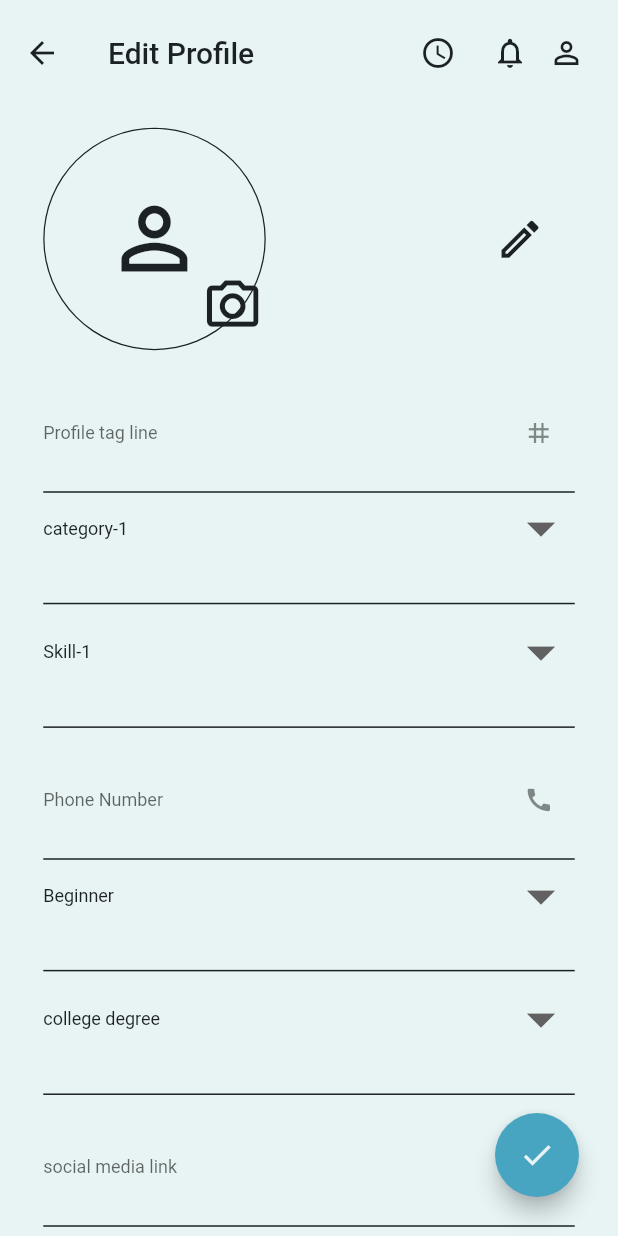
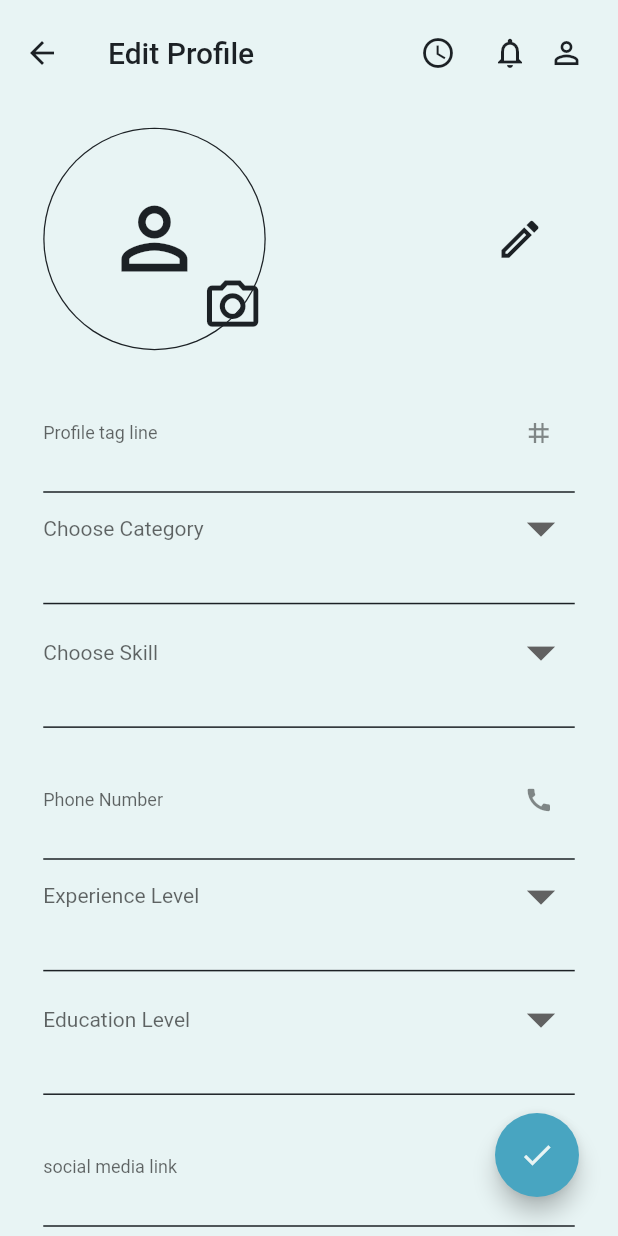
Before and after one commit to alazarlemma02/Freelance-App-flutter-project, a Flutter app: the screen it shows after launch, on a phone screen of 412 x 824 dp. Run offline on Flutter 3.47's test engine with Material 2 defaults, Android fonts, the phone set to English and light mode, and no system bars; our stand-ins replace easy_localization; Roboto replaces fonts that are missing (OpenSans).

Commit message:
added localization to all the text fields

```diff
--- a/assets/translations/am-ETH.json
+++ b/assets/translations/am-ETH.json
@@ -14,7 +14,10 @@
     "choose-category":"ስራ መደብ ምረጥ",
     "phone-number":"ስልክ ቁጥር",
     "web-page":"ድህረ ገጽ",
-    "about-yourself":"ስለ እርስዎ ሚገልጽ ነገር በትንሹ ይጻፉ"
+    "about-yourself":"ስለ እርስዎ ሚገልጽ ነገር በትንሹ ይጻፉ",
+    "choose-skill":"ችሎታ ይምረጡ",
+    "experience-level":"የችሎታ ደረጃ",
+    "education-level":"የትምህርት ደረጃ"
 
 
 
--- a/assets/translations/en-US.json
+++ b/assets/translations/en-US.json
@@ -14,6 +14,9 @@
     "choose-category":"Choose Category",
     "phone-number":"Phone Number",
     "web-page":"Web Page",
-    "about-yourself":"A little bit about yourself:"
+    "about-yourself":"A little bit about yourself:",
+    "choose-skill":"Choose Skill",
+    "experience-level":"Experience Level",
+    "education-level":"Education Level"
 
 }
--- a/lib/view/widgets/category_dropdown.dart
+++ b/lib/view/widgets/category_dropdown.dart
@@ -19,7 +19,7 @@ class _CategoryDropDownState extends State<CategoryDropDown> {
     'category-4',
     'category-5',
   ];
-  String? selectedItem = 'category-1';
+  String? selectedItem;
   @override
   Widget build(BuildContext context) {
     return Container(
--- a/lib/view/widgets/education_level_dropdown.dart
+++ b/lib/view/widgets/education_level_dropdown.dart
@@ -17,7 +17,7 @@ class _CategoryDropDownState extends State<EducationLevelDropDown> {
     'college degree',
     'masters degree',
   ];
-  String? selectedItem = 'college degree';
+  String? selectedItem;
   @override
   Widget build(BuildContext context) {
     return Container(
@@ -26,7 +26,7 @@ class _CategoryDropDownState extends State<EducationLevelDropDown> {
         dropdownColor: CustomColors.backgroundColor,
         menuMaxHeight: MediaQuery.of(context).size.height * 0.5,
         isExpanded: true,
-        hint: Text("choose-category".tr().toString()),
+        hint: Text("education-level".tr().toString()),
         value: selectedItem,
         iconSize: 45,
         elevation: 16,
--- a/lib/view/widgets/experience_level_dropdown.dart
+++ b/lib/view/widgets/experience_level_dropdown.dart
@@ -13,7 +13,7 @@ class ExperienceLevelDropDown extends StatefulWidget {
 
 class _CategoryDropDownState extends State<ExperienceLevelDropDown> {
   List category = ['Beginner', 'Intermidiate', 'Expert'];
-  String? selectedItem = 'Beginner';
+  String? selectedItem;
   @override
   Widget build(BuildContext context) {
     return Container(
@@ -22,7 +22,7 @@ class _CategoryDropDownState extends State<ExperienceLevelDropDown> {
         dropdownColor: CustomColors.backgroundColor,
         menuMaxHeight: MediaQuery.of(context).size.height * 0.5,
         isExpanded: true,
-        hint: Text("choose-category".tr().toString()),
+        hint: Text("experience-level".tr().toString()),
         value: selectedItem,
         iconSize: 45,
         elevation: 16,
--- a/lib/view/widgets/skill_dropdown.dart
+++ b/lib/view/widgets/skill_dropdown.dart
@@ -19,7 +19,7 @@ class _SkillDropDownState extends State<SkillDropDown> {
     'Skill-4',
     'Skill-5',
   ];
-  String? selectedItem = 'Skill-1';
+  String? selectedItem;
   @override
   Widget build(BuildContext context) {
     return Container(
@@ -28,7 +28,7 @@ class _SkillDropDownState extends State<SkillDropDown> {
         dropdownColor: CustomColors.backgroundColor,
         menuMaxHeight: MediaQuery.of(context).size.height * 0.5,
         isExpanded: true,
-        hint: Text("choose-category".tr().toString()),
+        hint: Text("choose-skill".tr().toString()),
         value: selectedItem,
         iconSize: 45,
         elevation: 16,
--- a/lib/view/widgets/text_fields.dart
+++ b/lib/view/widgets/text_fields.dart
@@ -29,6 +29,8 @@ class _TextFieldPageState extends State<TextFieldPage> {
   @override
   Widget build(BuildContext context) {
     return TextField(
+      minLines: 1,
+      maxLines: 6,
       decoration: InputDecoration(
         contentPadding: EdgeInsets.symmetric(
             vertical: MediaQuery.of(context).size.height * widget.field_height),
```
